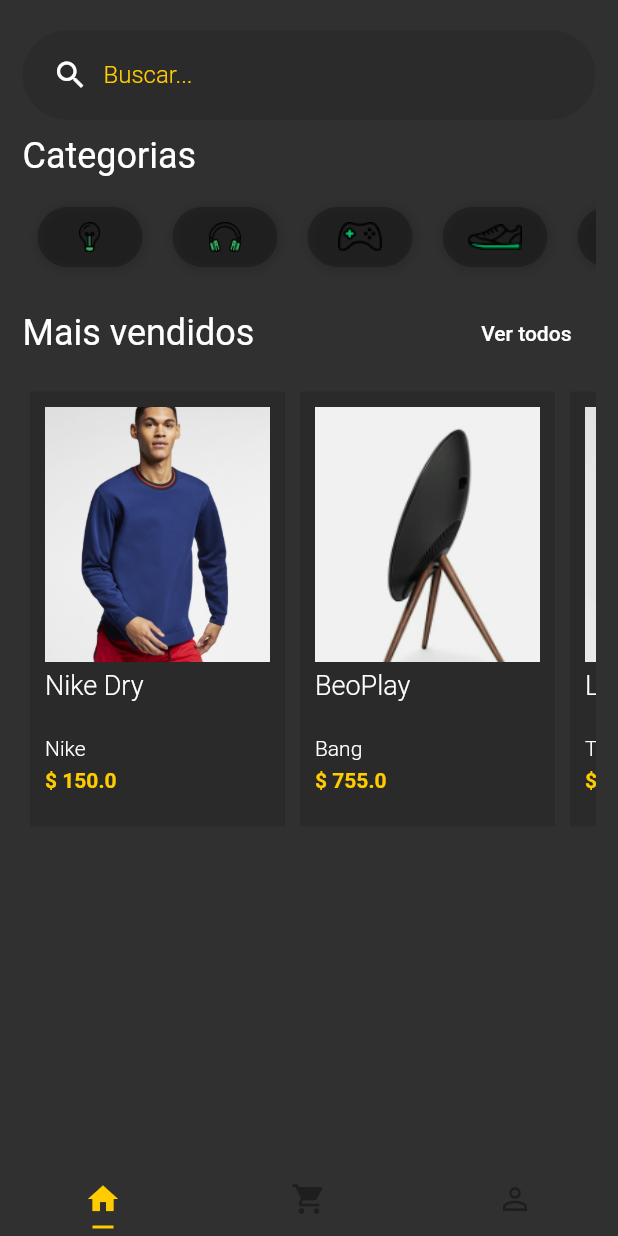
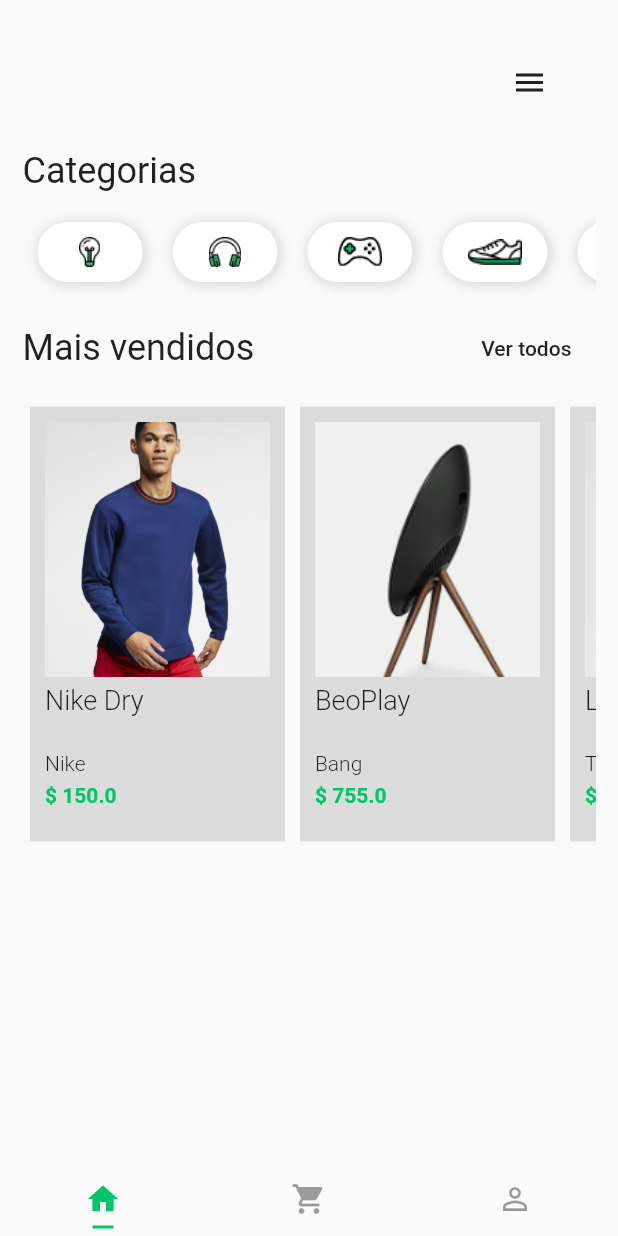
Before and after one commit to talesboalim/balta.io-7185-dominando-layouts-no-flutter-shopping, a Flutter app: the screen it shows after launch, on a phone screen of 412 x 824 dp. Run offline on Flutter 3.47's test engine with Material 2 defaults, Android fonts, the phone set to English and light mode, and no system bars.

Commit message:
Criado animações com Hero, Animated Controller, Icon, Tween e Animated Builder

```diff
--- a/lib/main.dart
+++ b/lib/main.dart
@@ -1,9 +1,7 @@
 import 'package:flutter/material.dart';
 
 import 'pages/tabs.page.dart';
-import 'themes/dark.theme.dart';
 import 'themes/light.theme.dart';
-import 'themes/dark-yellow.theme.dart';
 
 void main() => runApp(MyApp());
 
@@ -13,7 +11,7 @@ class MyApp extends StatelessWidget {
     return MaterialApp(
       title: 'Flutter Demo',
       debugShowCheckedModeBanner: false,
-      theme: darkYellowTheme(),
+      theme: lightTheme(),
       home: DefaultTabController(
         length: 3,
         child: TabsPage(),
--- a/lib/pages/product.page.dart
+++ b/lib/pages/product.page.dart
@@ -27,10 +27,13 @@ class ProductPage extends StatelessWidget {
               pinned: true,
               flexibleSpace: FlexibleSpaceBar(
                 centerTitle: true,
-                background: Image.asset(
-                  image,
-                  width: double.infinity,
-                  fit: BoxFit.fitWidth,
+                background: Hero(
+                  tag: image,
+                  child: Image.asset(
+                    image,
+                    width: double.infinity,
+                    fit: BoxFit.fitWidth,
+                  ),
                 ),
               ),
             ),
--- /dev/null
+++ b/lib/widgets/animated-input.widget.dart
@@ -0,0 +1,99 @@
+import 'package:flutter/material.dart';
+
+class AnimatedInput extends StatelessWidget {
+  final AnimationController controller;
+  final Animation<Color> containerColorAnim;
+  final Animation<double> containerOpacityAnim;
+  final Animation<double> containerBorderRadiusAnim;
+  final Animation<double> containerSizeAnim;
+
+  AnimatedInput({this.controller})
+      : containerOpacityAnim = Tween(
+          begin: 0.0,
+          end: 1.0,
+        ).animate(
+          CurvedAnimation(
+            parent: controller,
+            curve: Interval(0.7, 0.9),
+          ),
+        ),
+        containerSizeAnim = Tween(
+          begin: 60.0,
+          end: 280.0,
+        ).animate(
+          CurvedAnimation(
+            parent: controller,
+            curve: Interval(0.2, 0.3),
+          ),
+        ),
+        containerBorderRadiusAnim = Tween(
+          begin: 0.0,
+          end: 30.0,
+        ).animate(
+          CurvedAnimation(
+            parent: controller,
+            curve: Interval(0.25, 0.4),
+          ),
+        ),
+        containerColorAnim = ColorTween(
+          begin: Colors.white.withOpacity(0),
+          end: Colors.black12,
+        ).animate(
+          CurvedAnimation(
+            parent: controller,
+            curve: Interval(0.0, 0.25),
+          ),
+        );
+
+  @override
+  Widget build(BuildContext context) {
+    return AnimatedBuilder(
+      builder: _animate,
+      animation: controller,
+    );
+  }
+
+  Widget _animate(context, child) {
+    return Container(
+      height: 60,
+      decoration: BoxDecoration(
+        color: containerColorAnim.value,
+        borderRadius: BorderRadius.all(
+          Radius.circular(containerBorderRadiusAnim.value),
+        ),
+      ),
+      margin: EdgeInsets.all(5),
+      width: containerSizeAnim.value,
+      child: Opacity(
+        opacity: containerOpacityAnim.value,
+        child: Row(
+          children: <Widget>[
+            SizedBox(
+              width: 20,
+            ),
+            Icon(Icons.search),
+            Container(
+              width: 200,
+              child: TextFormField(
+                keyboardType: TextInputType.text,
+                decoration: InputDecoration(
+                  border: InputBorder.none,
+                  labelText: "Buscar...",
+                  labelStyle: TextStyle(
+                    color: Theme.of(context).primaryColor,
+                    fontWeight: FontWeight.w300,
+                    fontSize: 16,
+                  ),
+                ),
+                style: TextStyle(
+                  fontSize: 20,
+                  color: Theme.of(context).primaryColor,
+                ),
+              ),
+            ),
+          ],
+        ),
+      ),
+    );
+  }
+}
--- a/lib/widgets/product/product-item.widget.dart
+++ b/lib/widgets/product/product-item.widget.dart
@@ -38,11 +38,14 @@ class ProductItem extends StatelessWidget {
                 ),
               );
             },
-            child: Image.asset(
-              image,
-              width: 170,
-              height: 170,
-              fit: BoxFit.cover,
+            child: Hero(
+              tag: image,
+              child: Image.asset(
+                image,
+                width: 170,
+                height: 170,
+                fit: BoxFit.cover,
+              ),
             ),
           ),
           SizedBox(
--- a/lib/widgets/search-box.widget.dart
+++ b/lib/widgets/search-box.widget.dart
@@ -1,44 +1,53 @@
 import 'package:flutter/material.dart';
+import 'package:shopping/widgets/animated-input.widget.dart';
 
-class SearchBox extends StatelessWidget {
+class SearchBox extends StatefulWidget {
   @override
-  Widget build(BuildContext context) {
-    return Container(
-      height: 60,
-      padding: EdgeInsets.only(
-        left: 20,
-      ),
-      decoration: BoxDecoration(
-        color: Colors.black.withOpacity(0.1),
-        borderRadius: BorderRadius.all(
-          Radius.circular(128),
-        ),
-      ),
-      child: Row(
-        children: <Widget>[
-          Icon(Icons.search),
-          Container(
-            width: 300,
-            padding: EdgeInsets.only(left: 10),
-            child: TextFormField(
-              keyboardType: TextInputType.text,
-              decoration: InputDecoration(
-                border: InputBorder.none,
-                labelText: "Buscar...",
-                labelStyle: TextStyle(
-                  color: Theme.of(context).primaryColor,
-                  fontWeight: FontWeight.w300,
-                  fontSize: 16,
-                ),
-              ),
-              style: TextStyle(
-                fontSize: 20,
-                color: Theme.of(context).primaryColor,
-              ),
-            ),
-          ),
-        ],
+  _SearchBoxState createState() => _SearchBoxState();
+}
+
+class _SearchBoxState extends State<SearchBox>
+    with SingleTickerProviderStateMixin {
+  AnimationController _controller;
+  bool menuOpened = false;
+
+  @override
+  void initState() {
+    super.initState();
+    _controller = new AnimationController(
+      vsync: this,
+      duration: Duration(
+        seconds: 1,
       ),
     );
   }
+
+  @override
+  void dispose() {
+    _controller.dispose();
+    super.dispose();
+  }
+
+  @override
+  Widget build(BuildContext context) {
+    return Row(
+      mainAxisAlignment: MainAxisAlignment.spaceBetween,
+      children: <Widget>[
+        AnimatedInput(
+          controller: _controller,
+        ),
+        FlatButton(
+          onPressed: () {
+            !menuOpened ? _controller.forward() : _controller.reverse();
+            menuOpened = !menuOpened;
+          },
+          child: AnimatedIcon(
+            icon: AnimatedIcons.menu_close,
+            progress: _controller,
+            semanticLabel: 'Abrir menu',
+          ),
+        )
+      ],
+    );
+  }
 }
```
